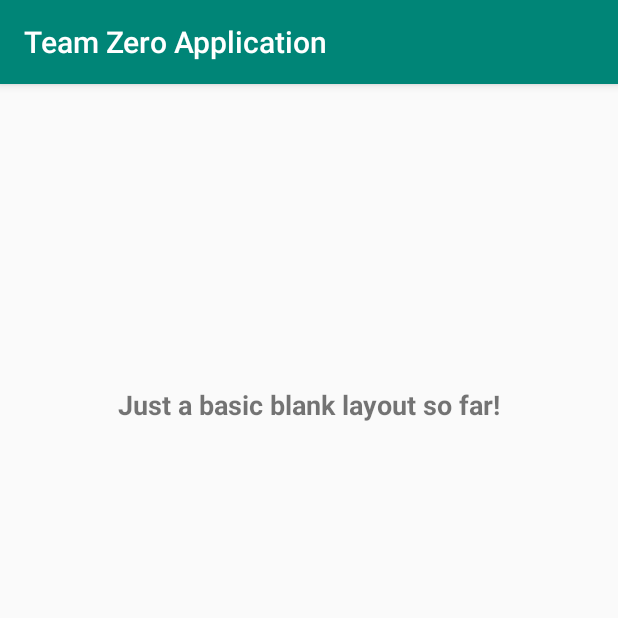
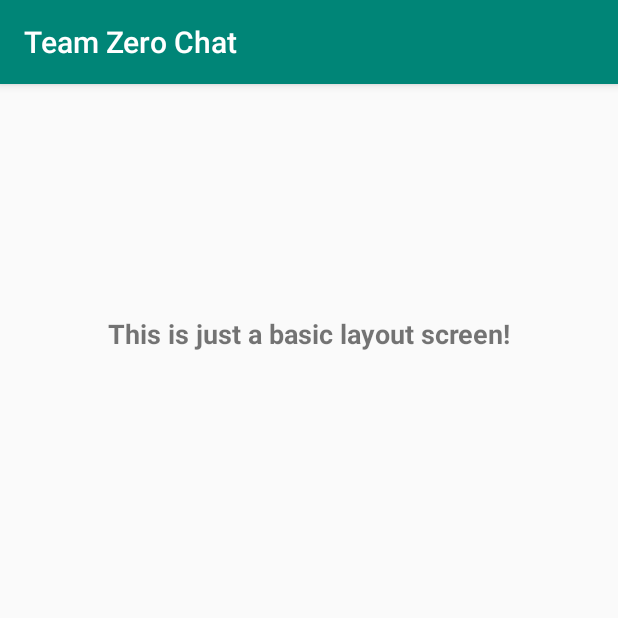
Before and after one commit to MetallicFocus/team_zero_application, an Android app: the screen it shows after launch (MainActivity), on a phone screen of 412 x 824 dp, the top half of it. Run offline under Robolectric (Android 15) with nearby library versions, the phone set to English and light mode, and no system bars.

Commit message:
Changed Files

```diff
--- a/Android/app/src/main/res/layout/activity_main.xml
+++ b/Android/app/src/main/res/layout/activity_main.xml
@@ -9,14 +9,13 @@
     <TextView
         android:layout_width="wrap_content"
         android:layout_height="wrap_content"
-        android:text="@string/centered_message"
-        android:textAllCaps="false"
+        android:text="@string/basic_message"
         android:textSize="18sp"
         android:textStyle="bold"
         app:layout_constraintBottom_toBottomOf="parent"
         app:layout_constraintLeft_toLeftOf="parent"
         app:layout_constraintRight_toRightOf="parent"
         app:layout_constraintTop_toTopOf="parent"
-        app:layout_constraintVertical_bias="0.271" />
+        app:layout_constraintVertical_bias="0.207" />
 
 </android.support.constraint.ConstraintLayout>
--- a/Android/app/src/main/res/values/strings.xml
+++ b/Android/app/src/main/res/values/strings.xml
@@ -1,4 +1,4 @@
 <resources>
-    <string name="app_name"> Team Zero Application </string>
-    <string name="centered_message"> Just a basic blank layout so far! </string>
+    <string name="app_name"> Team Zero Chat </string>
+    <string name="basic_message"> This is just a basic layout screen! </string>
 </resources>
```
Also changed, not shown: Android/gradle/wrapper/gradle-wrapper.properties.
